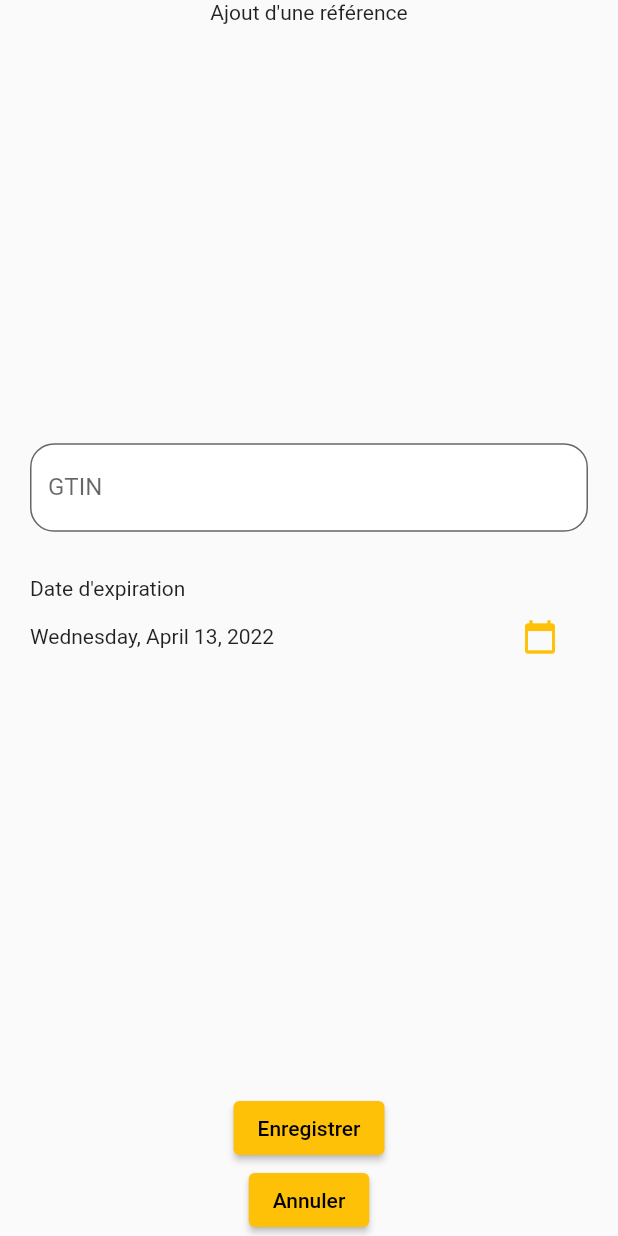
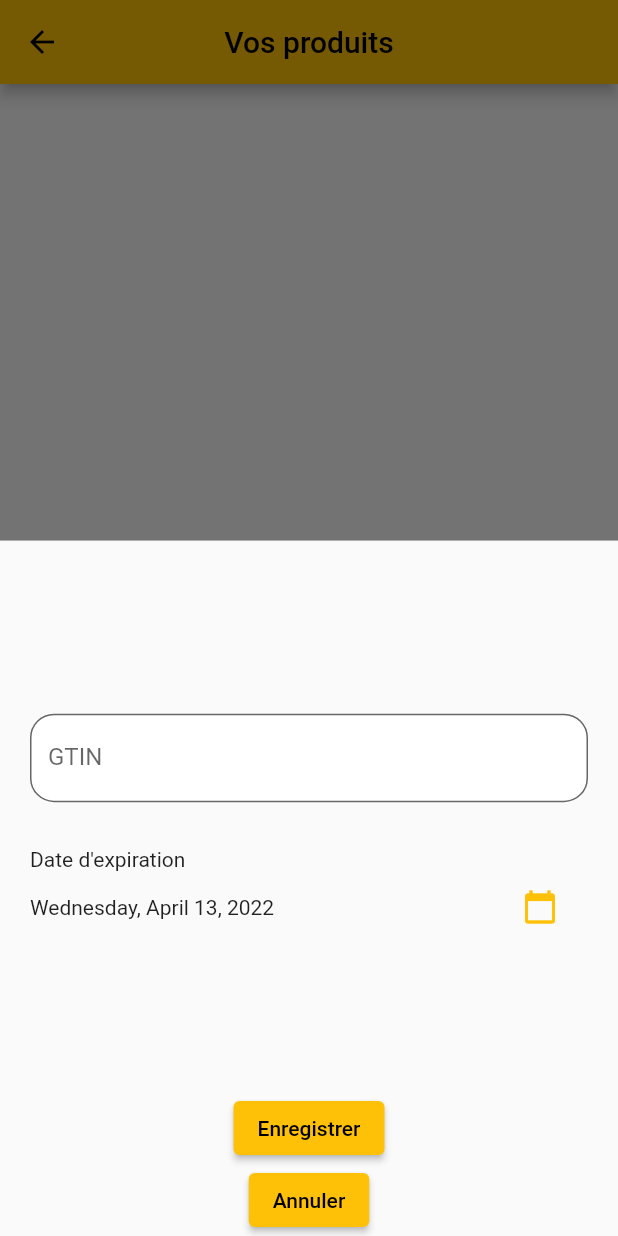
Before and after one commit to CodingWand/CodaBeneTest, a Flutter app: the ListScreen screen opened by its route, after a tap on the "add" icon, on a phone screen of 412 x 824 dp. Run offline on Flutter 3.47's test engine with Material 2 defaults, Android fonts, the light colour scheme and no system bars.

Commit message:
Je commence à créer un modal à la place d'une fenêtre différente pour l'ajout d'éléments

```diff
--- a/lib/listScreen.dart
+++ b/lib/listScreen.dart
@@ -7,14 +7,14 @@ class ListScreen extends StatefulWidget {
 
   static const routeName = "/ListScreen";
 
-  static Map<String, DateTime> dataset = {};
+  //static Map<String, DateTime> dataset = {};
 
   @override
   State<ListScreen> createState() => _ListScreenState();
 }
 
 class _ListScreenState extends State<ListScreen> {
-  Map<String, DateTime> dataset = ListScreen.dataset;
+  Map<String, DateTime> dataset = {};
 
   bool creation = true;
 
@@ -26,6 +26,7 @@ class _ListScreenState extends State<ListScreen> {
 
   Container showDataset() {
     return Container(
+      key: ValueKey<int>(dataset.length),
       padding: const EdgeInsets.all(8),
       child: ListView.builder(
         itemCount: dataset.length,
@@ -64,11 +65,16 @@ class _ListScreenState extends State<ListScreen> {
       ),
       floatingActionButton: FloatingActionButton(
         onPressed: (){
-          Navigator.pushNamed(
-              context,
-              ModificationScreen.routeName,
-              arguments: ModificationScreenArguments(dataset, creation)
-          );
+          showModalBottomSheet(context: context, builder: (context) {
+            return Container(
+              child: ModificationScreen(dataset),
+            );
+          });
+          // Navigator.pushNamed(
+          //     context,
+          //     ModificationScreen.routeName,
+          //     arguments: ModificationScreenArguments(dataset, creation)
+          // );
         },
         child: const Icon(Icons.add),
       ),
--- a/lib/main.dart
+++ b/lib/main.dart
@@ -20,7 +20,7 @@ class MyApp extends StatelessWidget {
       routes: {
         HomePage.routeName : (context) => HomePage(),
         ListScreen.routeName : (context) => ListScreen(),
-        ModificationScreen.routeName : (context) => ModificationScreen()
+        //ModificationScreen.routeName : (context) => ModificationScreen()
       },
     );
   }
--- a/lib/modificationScreen.dart
+++ b/lib/modificationScreen.dart
@@ -1,3 +1,4 @@
+import 'package:codabenetest/listScreen.dart';
 import 'package:codabenetest/tools.dart';
 import 'package:flutter/material.dart';
 import 'package:flutter/services.dart';
@@ -13,9 +14,11 @@ class ModificationScreenArguments {
 }
 
 class ModificationScreen extends StatefulWidget {
-  ModificationScreen({Key? key}) : super(key: key);
+  ModificationScreen(this.dataset, {Key? key}) : super(key: key);
 
   static const routeName = "/ModificationScreen";
+
+  Map<String, DateTime> dataset = {};
 
   @override
   State<ModificationScreen> createState() => _ModificationScreenState();
@@ -29,16 +32,15 @@ class _ModificationScreenState extends State<ModificationScreen> {
 
   @override
   Widget build(BuildContext context) {
-    var args = ModalRoute.of(context)!.settings.arguments
-        as ModificationScreenArguments;
-
+    // var args = ModalRoute.of(context)!.settings.arguments
+    //     as ModificationScreenArguments;
     return Scaffold(
       body: SafeArea(
         child: Column(
           children: [
             Center(
               child: Text(
-                  args.creation ? "Ajout d'une référence" : "${args.gtinCode}"),
+                  false ? "Ajout d'une référence" : "${gtinCode}"),
             ),
             Expanded(
               child: Form(
@@ -104,23 +106,29 @@ class _ModificationScreenState extends State<ModificationScreen> {
             ),
             ElevatedButton(
                 onPressed: () {
-                  if(gtinCode == "") return;
+                  //if(gtinCode == "") return;
                   if (_formKey.currentState!.validate()) {
-                    if(args.dataset.containsKey(gtinCode)) {
-                      DateTime? currentExpiryDate = args.dataset[gtinCode];
+                    if(widget.dataset.containsKey(gtinCode)) {
+                      DateTime? currentExpiryDate = widget.dataset[gtinCode];
                       if(currentExpiryDate != null) {
                         DateTimeRange timeRange = DateTimeRange(start: currentExpiryDate, end: expiryDate);
                         if(timeRange.duration.isNegative) {
-                          args.dataset[gtinCode] = expiryDate;
+                          setState(() {
+                            widget.dataset[gtinCode] = expiryDate;
+                          });
                         }
                       }
                     } else {
-                      args.dataset[gtinCode] = expiryDate;
+                      setState(() {
+                        widget.dataset[gtinCode] = expiryDate;
+                      });
                     }
                     Navigator.pop(context);
+                  } else {
+                    debugPrint("Erreur de validation !");
                   }
                 },
-                child: Text(args.creation ? "Enregistrer" : "Modifier")),
+                child: Text(true ? "Enregistrer" : "Modifier")),
             ElevatedButton(
                 onPressed: () {
                   Navigator.pop(context);
```
